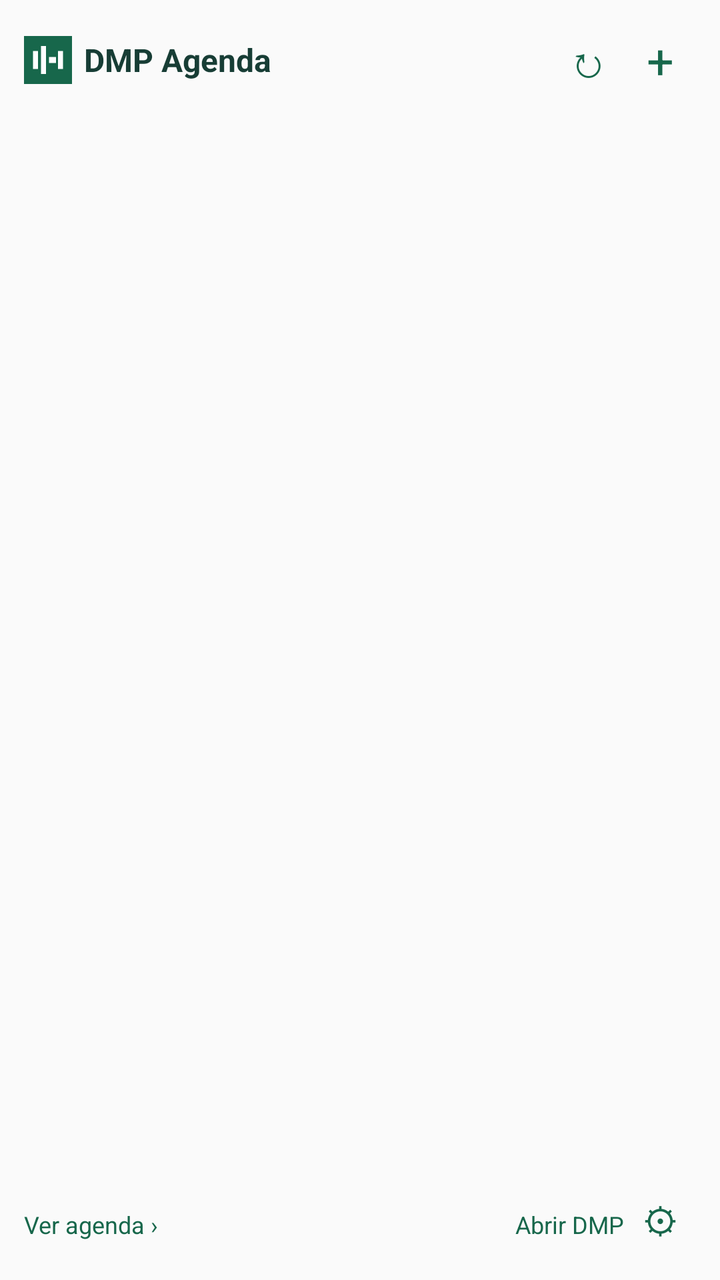
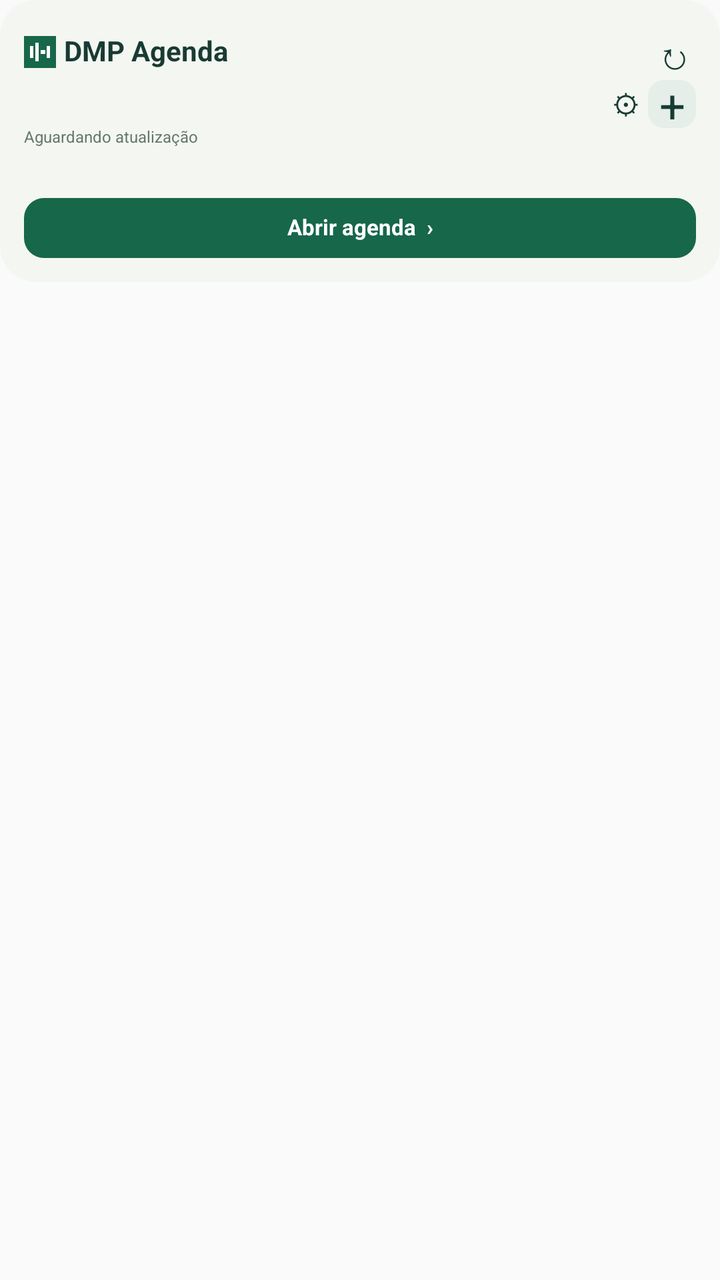

Screens rendered from an Android XML layout before and after an edit, with the pre-edit source and the edit as a unified diff.
<!-- AndroidManifest.xml: application theme android:Theme.Material.Light.NoActionBar -->
<!-- res/layout/agenda_widget.xml -->
<FrameLayout xmlns:android="http://schemas.android.com/apk/res/android" android:id="@+id/root" android:layout_width="match_parent" android:layout_height="match_parent"><ImageView android:id="@+id/background" android:layout_width="match_parent" android:layout_height="match_parent" android:scaleType="fitXY" android:contentDescription=""/><LinearLayout xmlns:android="http://schemas.android.com/apk/res/android" android:layout_width="match_parent" android:layout_height="match_parent" android:orientation="vertical" android:padding="12dp"><LinearLayout android:id="@+id/header" android:layout_width="match_parent" android:layout_height="wrap_content" android:orientation="horizontal" android:gravity="center_vertical"><ImageView android:layout_width="24dp" android:layout_height="24dp" android:src="@drawable/icon" android:contentDescription="DMP"/><TextView android:layout_width="0dp" android:layout_weight="1" android:layout_height="wrap_content" android:paddingLeft="6dp" android:text="DMP Agenda" android:textColor="#173D35" android:textStyle="bold" android:textSize="16sp"/><TextView android:id="@+id/date" android:layout_width="wrap_content" android:layout_height="wrap_content" android:textColor="#476553" android:textSize="12sp"/><TextView android:id="@+id/refresh" android:layout_width="36dp" android:layout_height="36dp" android:gravity="center" android:text="↻" android:contentDescription="Atualizar" android:textColor="#17674B" android:textSize="22sp"/><TextView android:id="@+id/add" android:layout_width="36dp" android:layout_height="36dp" android:gravity="center" android:text="+" android:contentDescription="Adicionar compromisso" android:textColor="#17674B" android:textSize="24sp"/></LinearLayout><TextView android:id="@+id/updated" android:layout_width="match_parent" android:layout_height="wrap_content" android:textColor="#476553" android:textSize="10sp"/><LinearLayout android:id="@+id/items" android:layout_width="match_parent" android:layout_height="0dp" android:layout_weight="1" android:orientation="vertical"/><TextView android:id="@+id/more" android:layout_width="match_parent" android:layout_height="wrap_content" android:textColor="#17674B" android:textSize="11sp"/><LinearLayout android:layout_width="match_parent" android:layout_height="wrap_content" android:orientation="horizontal"><TextView android:id="@+id/agenda" android:layout_width="0dp" android:layout_weight="1" android:layout_height="36dp" android:gravity="center_vertical" android:text="Ver agenda ›" android:textColor="#17674B" android:textSize="12sp"/><TextView android:id="@+id/open" android:layout_width="wrap_content" android:layout_height="36dp" android:gravity="center_vertical" android:text="Abrir DMP" android:textColor="#17674B" android:textSize="12sp"/><TextView android:id="@+id/settings" android:layout_width="36dp" android:layout_height="36dp" android:gravity="center" android:text="⚙" android:contentDescription="Configurar este widget" android:textColor="#17674B" android:textSize="18sp"/></LinearLayout></LinearLayout></FrameLayout>
<!-- resources referenced by this layout -->
<resources>
  <!-- drawable icon (drawable) -->
  <vector xmlns:android="http://schemas.android.com/apk/res/android" android:width="48dp" android:height="48dp" android:viewportWidth="48" android:viewportHeight="48"><path android:fillColor="#17674B" android:pathData="M0,0h48v48h-48z"/><path android:fillColor="#FFFFFF" android:pathData="M9,15h5v18h-5zM17,10h5v28h-5zM25,21h7v6h-7zM34,15h5v18h-5z"/></vector>
</resources>

<!-- the commit's change to res/layout/agenda_widget.xml (unified diff, before → after) -->
@@ -1 +1,22 @@
-<FrameLayout xmlns:android="http://schemas.android.com/apk/res/android" android:id="@+id/root" android:layout_width="match_parent" android:layout_height="match_parent"><ImageView android:id="@+id/background" android:layout_width="match_parent" android:layout_height="match_parent" android:scaleType="fitXY" android:contentDescription=""/><LinearLayout xmlns:android="http://schemas.android.com/apk/res/android" android:layout_width="match_parent" android:layout_height="match_parent" android:orientation="vertical" android:padding="12dp"><LinearLayout android:id="@+id/header" android:layout_width="match_parent" android:layout_height="wrap_content" android:orientation="horizontal" android:gravity="center_vertical"><ImageView android:layout_width="24dp" android:layout_height="24dp" android:src="@drawable/icon" android:contentDescription="DMP"/><TextView android:layout_width="0dp" android:layout_weight="1" android:layout_height="wrap_content" android:paddingLeft="6dp" android:text="DMP Agenda" android:textColor="#173D35" android:textStyle="bold" android:textSize="16sp"/><TextView android:id="@+id/date" android:layout_width="wrap_content" android:layout_height="wrap_content" android:textColor="#476553" android:textSize="12sp"/><TextView android:id="@+id/refresh" android:layout_width="36dp" android:layout_height="36dp" android:gravity="center" android:text="↻" android:contentDescription="Atualizar" android:textColor="#17674B" android:textSize="22sp"/><TextView android:id="@+id/add" android:layout_width="36dp" android:layout_height="36dp" android:gravity="center" android:text="+" android:contentDescription="Adicionar compromisso" android:textColor="#17674B" android:textSize="24sp"/></LinearLayout><TextView android:id="@+id/updated" android:layout_width="match_parent" android:layout_height="wrap_content" android:textColor="#476553" android:textSize="10sp"/><LinearLayout android:id="@+id/items" android:layout_width="match_parent" android:layout_height="0dp" android:layout_weight="1" android:orientation="vertical"/><TextView android:id="@+id/more" android:layout_width="match_parent" android:layout_height="wrap_content" android:textColor="#17674B" android:textSize="11sp"/><LinearLayout android:layout_width="match_parent" android:layout_height="wrap_content" android:orientation="horizontal"><TextView android:id="@+id/agenda" android:layout_width="0dp" android:layout_weight="1" android:layout_height="36dp" android:gravity="center_vertical" android:text="Ver agenda ›" android:textColor="#17674B" android:textSize="12sp"/><TextView android:id="@+id/open" android:layout_width="wrap_content" android:layout_height="36dp" android:gravity="center_vertical" android:text="Abrir DMP" android:textColor="#17674B" android:textSize="12sp"/><TextView android:id="@+id/settings" android:layout_width="36dp" android:layout_height="36dp" android:gravity="center" android:text="⚙" android:contentDescription="Configurar este widget" android:textColor="#17674B" android:textSize="18sp"/></LinearLayout></LinearLayout></FrameLayout>
+<FrameLayout xmlns:android="http://schemas.android.com/apk/res/android" android:id="@+id/root" android:layout_width="match_parent" android:layout_height="match_parent">
+  <RelativeLayout android:id="@+id/shell" android:layout_width="match_parent" android:layout_height="wrap_content">
+    <ImageView android:id="@+id/shell_bg" android:layout_width="match_parent" android:layout_height="0dp" android:scaleType="fitXY" android:contentDescription="" android:layout_alignTop="@id/content" android:layout_alignBottom="@id/content" android:src="@drawable/widget_surface" />
+    <LinearLayout android:layout_width="match_parent" android:layout_height="wrap_content" android:orientation="vertical" android:padding="12dp" android:id="@+id/content">
+      <LinearLayout android:layout_width="match_parent" android:layout_height="28dp" android:orientation="horizontal" android:gravity="center_vertical">
+        <ImageView android:layout_width="16dp" android:layout_height="16dp" android:src="@drawable/icon" android:contentDescription="DMP" />
+        <TextView android:id="@+id/header" android:layout_width="0dp" android:layout_height="wrap_content" android:text="DMP Agenda" android:textSize="14sp" android:textColor="#183B33" android:includeFontPadding="false" android:layout_weight="1" android:paddingStart="4dp" android:maxLines="1" android:ellipsize="end" android:textStyle="bold" />
+        <TextView android:id="@+id/refresh" android:layout_width="22dp" android:layout_height="24dp" android:text="↻" android:textSize="19sp" android:textColor="#183B33" android:includeFontPadding="false" android:gravity="center" android:contentDescription="Atualizar" />
+      </LinearLayout>
+      <LinearLayout android:layout_width="match_parent" android:layout_height="24dp" android:orientation="horizontal" android:gravity="center_vertical">
+        <TextView android:id="@+id/date" android:layout_width="0dp" android:layout_height="wrap_content" android:text="" android:textSize="9sp" android:includeFontPadding="false" android:layout_weight="1" android:maxLines="1" android:textColor="#5D706A" />
+        <TextView android:id="@+id/settings" android:layout_width="22dp" android:layout_height="20dp" android:text="⚙" android:textSize="14sp" android:textColor="#183B33" android:includeFontPadding="false" android:gravity="center" android:contentDescription="Configurar widget" />
+        <TextView android:id="@+id/add" android:layout_width="24dp" android:layout_height="24dp" android:text="+" android:textSize="23sp" android:textColor="#183B33" android:includeFontPadding="false" android:gravity="center" android:contentDescription="Adicionar compromisso" android:background="@drawable/widget_add" />
+      </LinearLayout>
+      <TextView android:id="@+id/updated" android:layout_width="match_parent" android:layout_height="wrap_content" android:text="Aguardando atualização" android:textSize="8sp" android:includeFontPadding="false" android:textColor="#64766F" android:paddingBottom="4dp" android:maxLines="1" />
+      <LinearLayout android:layout_width="match_parent" android:layout_height="wrap_content" android:orientation="vertical" android:id="@+id/items">
+</LinearLayout>
+      <TextView android:id="@+id/more" android:layout_width="match_parent" android:layout_height="wrap_content" android:text="" android:textSize="10sp" android:includeFontPadding="false" android:paddingTop="4dp" android:textColor="#386453" android:maxLines="1" />
+      <TextView android:id="@+id/agenda" android:layout_width="match_parent" android:layout_height="30dp" android:text="Abrir agenda  ›" android:textSize="11sp" android:includeFontPadding="false" android:background="@drawable/widget_button" android:textColor="#FFFFFF" android:gravity="center" android:textStyle="bold" android:layout_marginTop="6dp" />
+    </LinearLayout>
+  </RelativeLayout>
+</FrameLayout>
<!-- resource entries referenced after the edit -->
@@ -2,5 +2,11 @@
 <resources>
   <!-- drawable icon (drawable) -->
   <vector xmlns:android="http://schemas.android.com/apk/res/android" android:width="48dp" android:height="48dp" android:viewportWidth="48" android:viewportHeight="48"><path android:fillColor="#17674B" android:pathData="M0,0h48v48h-48z"/><path android:fillColor="#FFFFFF" android:pathData="M9,15h5v18h-5zM17,10h5v28h-5zM25,21h7v6h-7zM34,15h5v18h-5z"/></vector>
+  <!-- drawable widget_add (drawable) -->
+  <shape xmlns:android="http://schemas.android.com/apk/res/android" android:shape="rectangle"><solid android:color="#E5EEE8"/><corners android:radius="8dp"/></shape>
+  <!-- drawable widget_button (drawable) -->
+  <shape xmlns:android="http://schemas.android.com/apk/res/android" android:shape="rectangle"><solid android:color="#17674B"/><corners android:radius="10dp"/></shape>
+  <!-- drawable widget_surface (drawable) -->
+  <shape xmlns:android="http://schemas.android.com/apk/res/android" android:shape="rectangle"><solid android:color="#F4F6F2"/><corners android:radius="18dp"/></shape>
 </resources>
 
